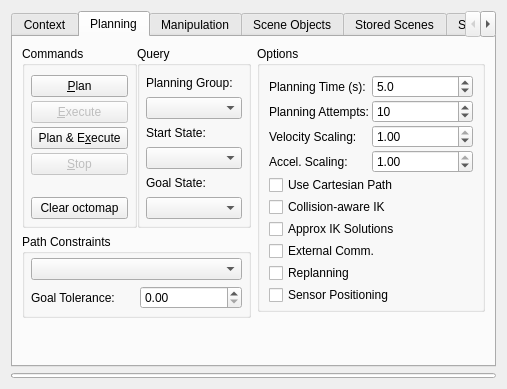
Before: the Qt Designer form moveit_ros/visualization/motion_planning_rviz_plugin/src/ui/motion_planning_rviz_plugin_frame.ui in moveit/moveit, drawn with Qt 5.
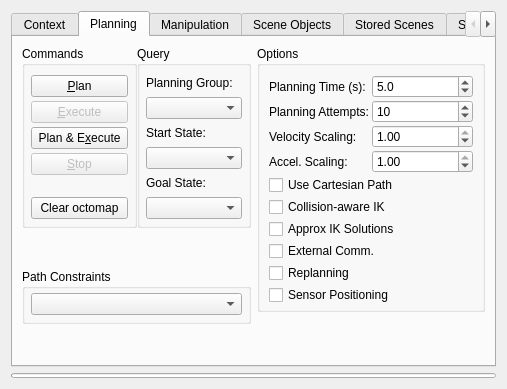
After: the same form once the commit is applied. Icons and pictures are not drawn. Custom widgets are drawn as their Qt base class.

Commit message: Remove goal constraints field

The edit to the form file:
```diff
--- a/moveit_ros/visualization/motion_planning_rviz_plugin/src/ui/motion_planning_rviz_plugin_frame.ui
+++ b/moveit_ros/visualization/motion_planning_rviz_plugin/src/ui/motion_planning_rviz_plugin_frame.ui
@@ -523,7 +523,7 @@
            <property name="sizeHint" stdset="0">
             <size>
              <width>20</width>
-             <height>6</height>
+             <height>41</height>
             </size>
            </property>
           </spacer>
@@ -553,20 +553,6 @@
               </property>
              </widget>
             </item>
-            <item>
-             <layout class="QHBoxLayout" name="horizontalLayout_11">
-              <item>
-               <widget class="QLabel" name="label_6">
-                <property name="text">
-                 <string>Goal Tolerance:</string>
-                </property>
-               </widget>
-              </item>
-              <item>
-               <widget class="QDoubleSpinBox" name="goal_tolerance"/>
-              </item>
-             </layout>
-            </item>
            </layout>
           </widget>
          </item>
```
Left out of the diff: 1 changed line with no effect on the pictures. The commit also changes 2 other files.
